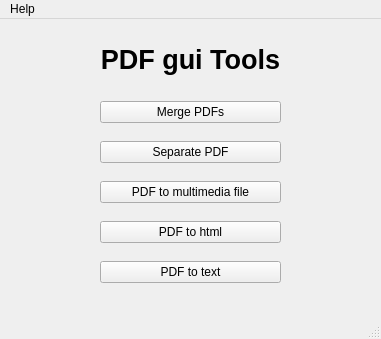
TheWatcherMultiversal/pdfgui_tools, file designer/pdfgui_tools.ui: the form before one commit.
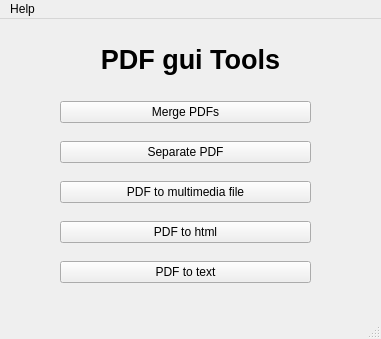
The form after the commit.

The edit to the form file:
```diff
--- a/designer/pdfgui_tools.ui
+++ b/designer/pdfgui_tools.ui
@@ -55,9 +55,9 @@
    <widget class="QWidget" name="verticalLayoutWidget">
     <property name="geometry">
      <rect>
-      <x>100</x>
+      <x>60</x>
       <y>70</y>
-      <width>181</width>
+      <width>251</width>
       <height>211</height>
      </rect>
     </property>
```
